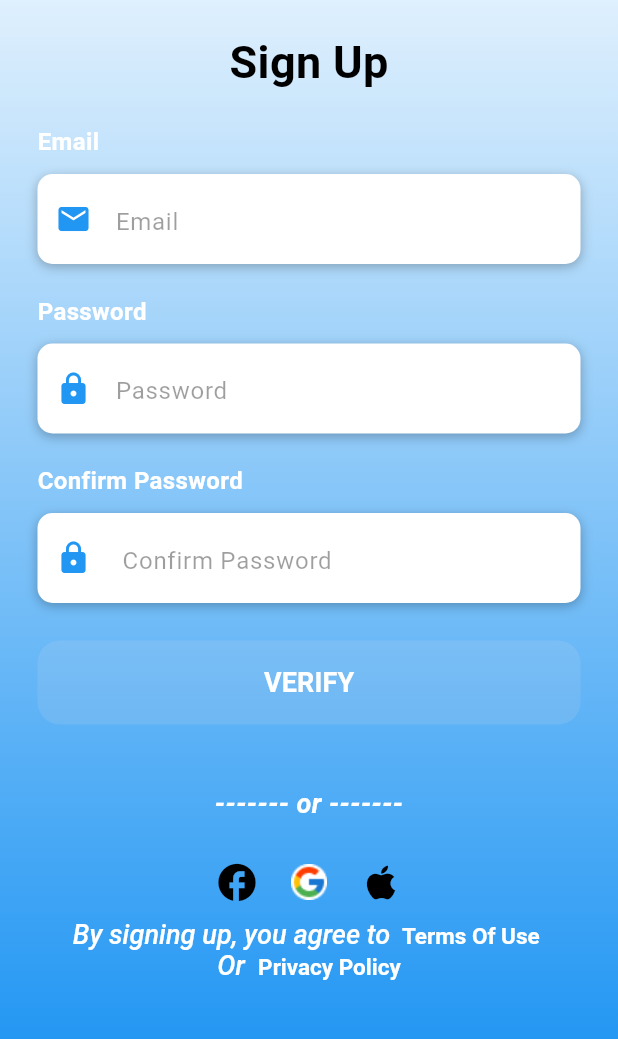
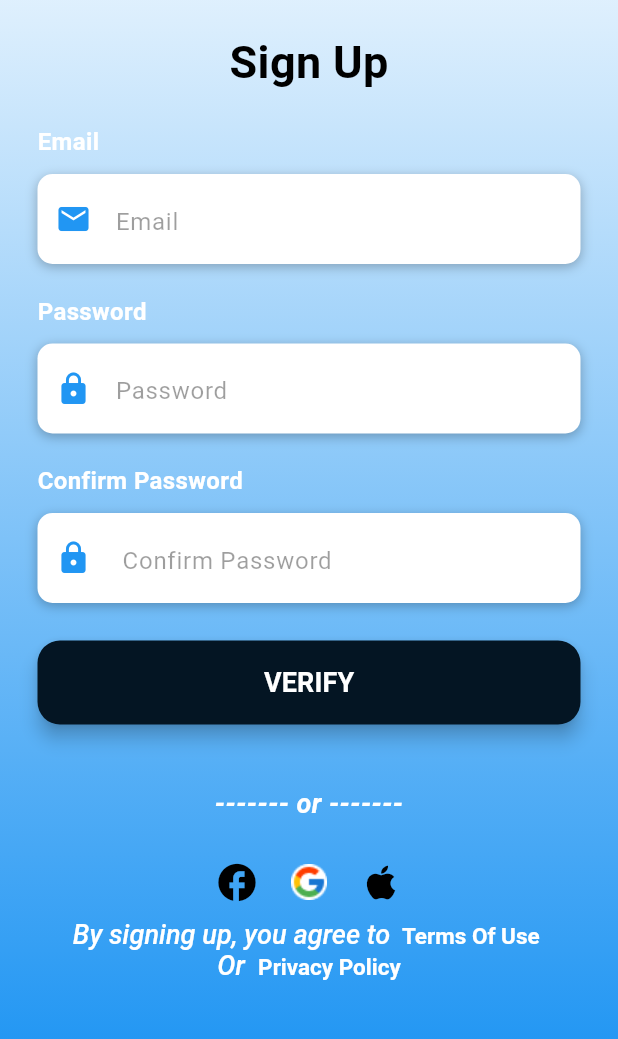
Before and after one commit to SachiniDeSilva/Auto_Play, a Flutter app: the screen it shows after launch, after a tap on "Signup", on a phone screen of 412 x 824 dp, the part 180-1219 px from its top. Run offline on Flutter 3.47's test engine with Material 3 defaults, Android fonts, the phone set to English and light mode, and no system bars; our stand-ins replace firebase_auth, firebase_core; accounts and stored records are empty; network calls fail.

Commit message:
Connect pages

```diff
--- a/lib/Pages/forget_pw_1.dart
+++ b/lib/Pages/forget_pw_1.dart
@@ -113,7 +113,8 @@ class _ForgetPw1State extends State<ForgetPw1> {
                               fontWeight: FontWeight.bold,
                               fontSize: 18,
                               fontStyle: FontStyle.italic,
-                              decoration: TextDecoration.underline),
+                              decoration: TextDecoration.underline
+                              ),
                         ),
                       ),
                     ),
--- a/lib/Pages/forget_pw_3.dart
+++ b/lib/Pages/forget_pw_3.dart
@@ -1,3 +1,4 @@
+import 'package:auto_play/Pages/signin.dart';
 import 'package:flutter/material.dart';
 
 class ForgetPw3 extends StatefulWidget {
@@ -117,7 +118,9 @@ class _ForgetPw3State extends State<ForgetPw3> {
                               borderRadius: BorderRadius.circular(30)),
                           backgroundColor: Color.fromARGB(255, 4, 21, 35),
                         ),
-                        onPressed: () {},
+                        onPressed: () {
+    Navigator.push(context, MaterialPageRoute(builder: (context) => const SigninPage()));
+  },
                         child: Text(
                           'SUBMIT',
                           style: TextStyle(
--- a/lib/Pages/login.dart
+++ b/lib/Pages/login.dart
@@ -115,33 +115,33 @@ MaterialButton(
   },
               color: Colors.white,
               shape: RoundedRectangleBorder(
-                side: BorderSide(
+                side: const BorderSide(
                   color: Colors.white,
                 ),
                 borderRadius: BorderRadius.circular(50)
               ),
-              child: Text("Sign In", style: TextStyle(
+              child: const Text("Sign In", style: TextStyle(
                 fontWeight: FontWeight.bold,
                 fontSize: 18,
                 color: Colors.black,
               ),),
             ),
-            SizedBox(height: 20),
+            const SizedBox(height: 20),
 MaterialButton(
   minWidth: 250, // Set the desired minimum width
   height: 60,
   onPressed: () {
     Navigator.push(context, MaterialPageRoute(builder: (context) => const Register()));
   },
-              color:  Color.fromARGB(255, 4, 21, 35),
+              color:  const Color.fromARGB(255, 4, 21, 35),
 
               shape: RoundedRectangleBorder(
-                side: BorderSide(
+                side: const BorderSide(
                   color:  Color.fromARGB(255, 4, 21, 35),
                 ),
                 borderRadius: BorderRadius.circular(50)
               ),
-              child: Text("Signup", style: TextStyle(
+              child: const Text("Signup", style: TextStyle(
                 color: Colors.white,
                 fontWeight: FontWeight.bold,
                 fontSize: 18,
--- a/lib/Pages/register.dart
+++ b/lib/Pages/register.dart
@@ -5,6 +5,9 @@ import 'package:auto_play/Pages/term_to_use.dart';
 import 'package:auto_play/userAuth/firebase_auth.dart';
 import 'package:firebase_auth/firebase_auth.dart';
 import 'package:flutter/material.dart';
+import 'package:firebase_core/firebase_core.dart';
+import 'package:auto_play/firebase_options.dart';
+
 
 
 
@@ -17,10 +20,26 @@ class Register extends StatefulWidget {
 }
 
 class _RegisterState extends State<Register> {
-  final firebaseAuthService _auth = firebaseAuthService();
+  final FirebaseAuth _auth = FirebaseAuth.instance;
+  final GlobalKey<FormState> _formKey = GlobalKey<FormState>();
+
     TextEditingController _emailController = TextEditingController();
       TextEditingController _passwordController = TextEditingController();
 
+      String _email ="";
+      String _password = "";
+void _handleSignUp() async{
+  try{
+    UserCredential userCredential =
+    await _auth.createUserWithEmailAndPassword(email: _email, password: _password);
+    print("User registered: ${userCredential.user!.email}");
+
+
+  }catch(e){
+    print("Error during Registration:$e");
+  }
+
+}
   @override
   void dispose(){
 
@@ -30,10 +49,13 @@ class _RegisterState extends State<Register> {
   }
   bool isRememberMe = false;
 
-  Widget buildEmail() {
+  Widget buildEmail(
+
+  ) {
   return Column(
     crossAxisAlignment: CrossAxisAlignment.start,
     children: <Widget>[
+
       const Text(
         "Email",
         style: TextStyle(
@@ -188,7 +210,7 @@ Widget buildVerifyBtn() {
       padding: const EdgeInsets.symmetric(vertical: 25),
       width: double.infinity,
       child: ElevatedButton(
-        onPressed: _signup,
+        onPressed: _handleSignUp,
         style: ElevatedButton.styleFrom(
           elevation: 5,
           padding: const EdgeInsets.all(15),
@@ -322,13 +344,15 @@ Widget buildVerifyBtn() {
                 const SizedBox(
                   height: 20,
                 ),
-                buildEmail(),
+                buildEmail()
+                ,
                 const SizedBox(height: 20,),
                 buildPassword(),
                 const SizedBox(height: 20,),
                 buildconfirmPassword(),
 
                 buildVerifyBtn(),
+
                  const Padding(
                       padding: EdgeInsets.only(top: 15),
                       child: Text(
@@ -375,3 +399,4 @@ Widget buildVerifyBtn() {
       ),
     );
   }
+}
--- a/lib/main.dart
+++ b/lib/main.dart
@@ -6,6 +6,7 @@ import 'firebase_options.dart';
 import 'Routes/route_manager.dart';
 
 void main()async {
+  WidgetsFlutterBinding.ensureInitialized();
   await Firebase.initializeApp(
     options: DefaultFirebaseOptions.currentPlatform,
 );
```
Also changed, not shown: lib/Pages/forget_pw_2.dart (+8 -1 lines), lib/Pages/loadingPage.dart (+22 -5 lines), lib/Pages/signin.dart (+7 -2 lines).
